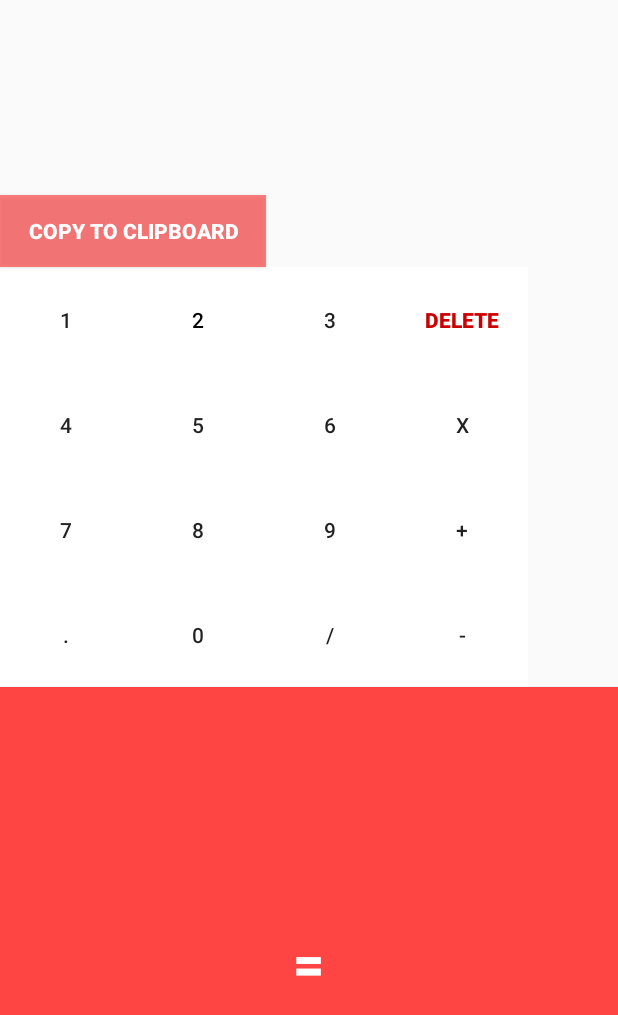
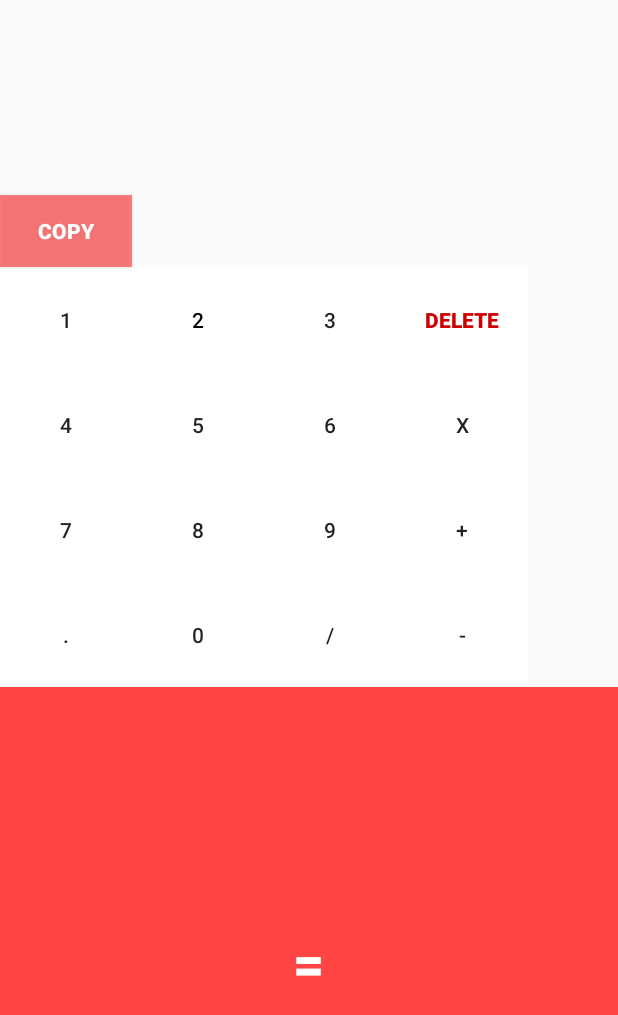
Before and after one commit to suriyadev/PrimitiveCalculator, an Android app: the screen it shows after launch (MainActivity), on a phone screen of 412 x 824 dp. Shown: the top 1015 px of the screen. Run offline under Robolectric (Android 15) with nearby library versions, the phone set to English and light mode, and no system bars.

Commit message:
copy button

```diff
--- a/app/src/main/res/layout/activity_main.xml
+++ b/app/src/main/res/layout/activity_main.xml
@@ -14,10 +14,10 @@
 
     <Button
         android:id="@+id/cpy_to_clipboard"
-        android:layout_width="177dp"
+        android:layout_width="wrap_content"
         android:layout_height="wrap_content"
         android:background="#abff4444"
-        android:text="Copy to Clipboard"
+        android:text="Copy"
         android:textColor="@android:color/white"
         android:textStyle="bold" />
 
```
